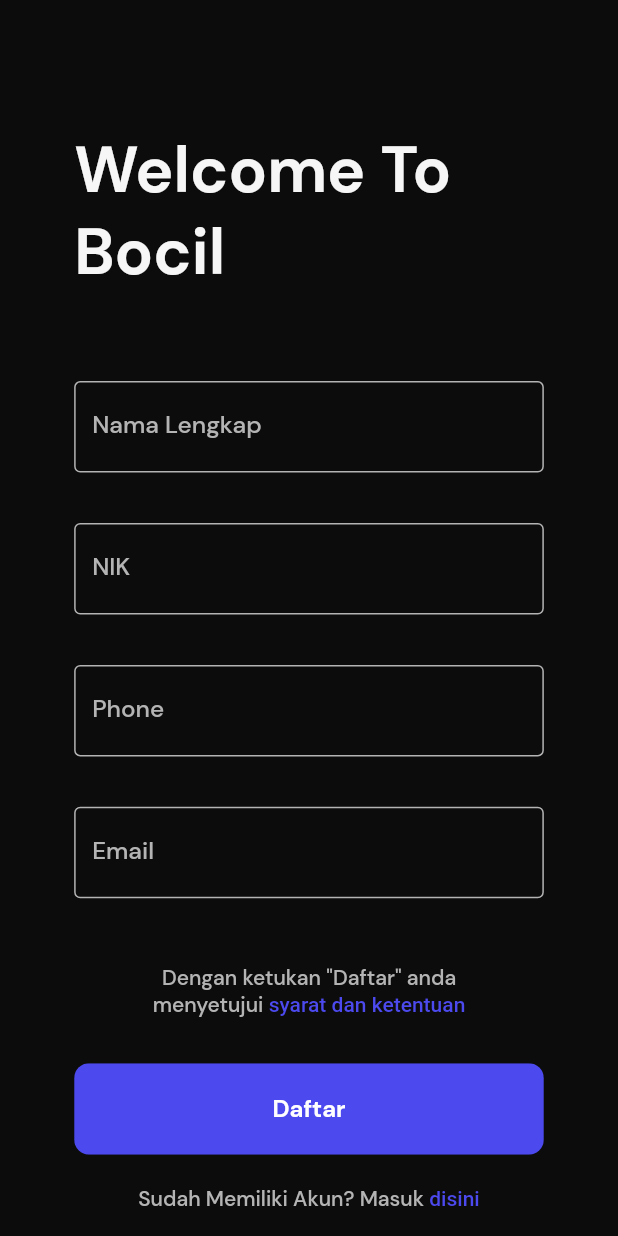
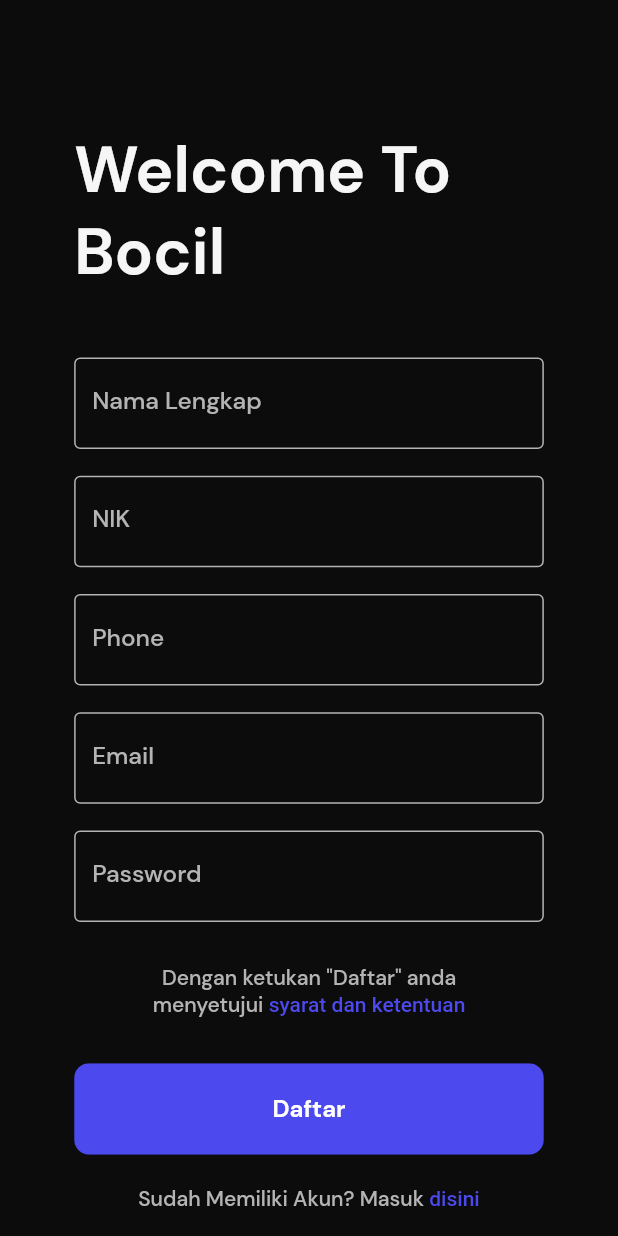
Before and after one commit to IKAI-TEAM/edufin_frontend, a Flutter app: the DataRegister screen opened by its route, on a phone screen of 412 x 824 dp. Run offline on Flutter 3.47's test engine with Material 2 defaults, Android fonts, the light colour scheme and no system bars; our stand-ins replace flutter_svg, shared_preferences, smooth_page_indicator; missing offline and left inert: api_cache_manager, qr_code_scanner; accounts and stored records are empty; network calls fail.

Commit message:
Fix login sampe pusing

```diff
--- a/edufin/lib/models/auth/login_request_model.dart
+++ b/edufin/lib/models/auth/login_request_model.dart
@@ -1,6 +1,6 @@
 class LoginRequestModel {
   String email;
-  String password = "testdoang123";
+  String password;
 
   LoginRequestModel({required this.email, required this.password});
 
--- a/edufin/lib/models/auth/register_request_model.dart
+++ b/edufin/lib/models/auth/register_request_model.dart
@@ -2,7 +2,7 @@ class RegisterRequestModel {
   String fullName;
   String email;
   int phoneNumber;
-  String password = "testdoang123";
+  String password;
   String governmentId;
   int accountType;
 
--- a/edufin/lib/screens/register/components/register.dart
+++ b/edufin/lib/screens/register/components/register.dart
@@ -37,7 +37,7 @@ class _RegisterState extends State<Register> {
   TextEditingController fullNameController = TextEditingController();
   TextEditingController emailController = TextEditingController();
   TextEditingController phoneNumberController = TextEditingController();
-  // TextEditingController passwordController = TextEditingController();
+  TextEditingController passwordController = TextEditingController();
   TextEditingController governmentIdController = TextEditingController();
 
   @override
@@ -175,6 +175,7 @@ class _RegisterState extends State<Register> {
                           );
                         },
                       ),
+
                       TextFormField(
                         controller: emailController,
                         textInputAction: TextInputAction.next,
@@ -205,6 +206,29 @@ class _RegisterState extends State<Register> {
                             },
                           );
                         },
+                      ),
+                      TextFormField(
+                        controller: passwordController,
+                        textInputAction: TextInputAction.next,
+                        validator: (value) {
+                          if (value == null || value.isEmpty) {
+                            return kEmailInvalid;
+                          } else {
+                            return null;
+                          }
+                        },
+                        decoration: const InputDecoration(
+                          hintText: 'text ini jadiin password',
+                          labelText: 'Password',
+                        ),
+                        style: TextStyle(
+                          fontSize: getProportionateScreenHeight(16),
+                          fontWeight: FontWeight.w500,
+                        ),
+                        inputFormatters: [
+                          LengthLimitingTextInputFormatter(30),
+                          FilteringTextInputFormatter.singleLineFormatter,
+                        ],
                       ),
                     ],
                   ),
@@ -294,7 +318,7 @@ class _RegisterState extends State<Register> {
     String fullName = fullNameController.text;
     String email = emailController.text;
     int phoneNumber = int.tryParse(phoneNumberController.text) ?? 0;
-    // String password = passwordController.text;
+    String password = passwordController.text;
     String governmentId = governmentIdController.text;
     int accountType = 1;
 
@@ -303,7 +327,7 @@ class _RegisterState extends State<Register> {
       fullName: fullName,
       email: email,
       phoneNumber: phoneNumber,
-      password: 'Password12345@',
+      password: password,
       governmentId: governmentId,
       accountType: accountType,
     );
@@ -313,10 +337,7 @@ class _RegisterState extends State<Register> {
 
     if (requestRegist['success']) {
       // Navigate to VerificationScreen if success
-      Navigator.pushNamed(
-        context,
-        SuccessScreen.routeName,
-      );
+      Navigator.pushNamed(context, SuccessScreen.routeName);
     }
 
     // Reiii notes >
--- a/edufin/pubspec.yaml
+++ b/edufin/pubspec.yaml
@@ -43,6 +43,7 @@ dependencies:
      flutter_svg: ^2.0.6
      qr_flutter: ^4.1.0
      qr_code_scanner: ^1.0.1
+     shared_preferences: ^2.1.1
 
 dev_dependencies:
      flutter_test:
```
Also changed, not shown: edufin/lib/screens/login/login_screen.dart (+8 -9 lines), edufin/lib/services/api_services.dart (+21 -5 lines), edufin/lib/services/shared_service.dart (+4 -4 lines), edufin/pubspec.lock, 7 other files.
